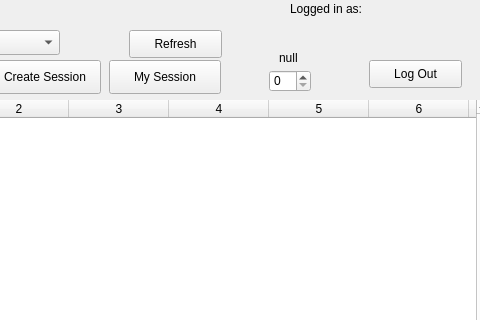
Old version of the form StudyMeet/viewsessions.ui in the repository DanielCChavez/StudyMeet; both pictures show x 141 to 621 and y 0 to 320 of the 621 by 500 pixel window.
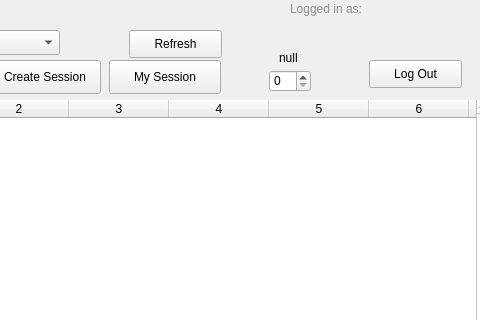
New version of the form.

```diff
--- a/StudyMeet/viewsessions.ui
+++ b/StudyMeet/viewsessions.ui
@@ -25,6 +25,9 @@
   <property name="windowTitle">
    <string>View Sessions</string>
   </property>
+  <property name="styleSheet">
+   <string notr="true"/>
+  </property>
   <widget class="QPushButton" name="createSessionButton">
    <property name="geometry">
     <rect>
@@ -154,10 +157,13 @@
     <rect>
      <x>431</x>
      <y>1</y>
-     <width>77</width>
+     <width>71</width>
      <height>16</height>
     </rect>
    </property>
+   <property name="styleSheet">
+    <string notr="true">color: rgba(0,0,0,0.4)</string>
+   </property>
    <property name="text">
     <string>Logged in as:</string>
    </property>
@@ -165,12 +171,21 @@
   <widget class="QLabel" name="Usernamelabel">
    <property name="geometry">
     <rect>
-     <x>515</x>
-     <y>1</y>
+     <x>500</x>
+     <y>0</y>
      <width>101</width>
      <height>16</height>
     </rect>
    </property>
+   <property name="font">
+    <font>
+     <weight>50</weight>
+     <bold>false</bold>
+    </font>
+   </property>
+   <property name="styleSheet">
+    <string notr="true">color: rgba(0,0,0,0.4)</string>
+   </property>
    <property name="text">
     <string/>
    </property>
```
